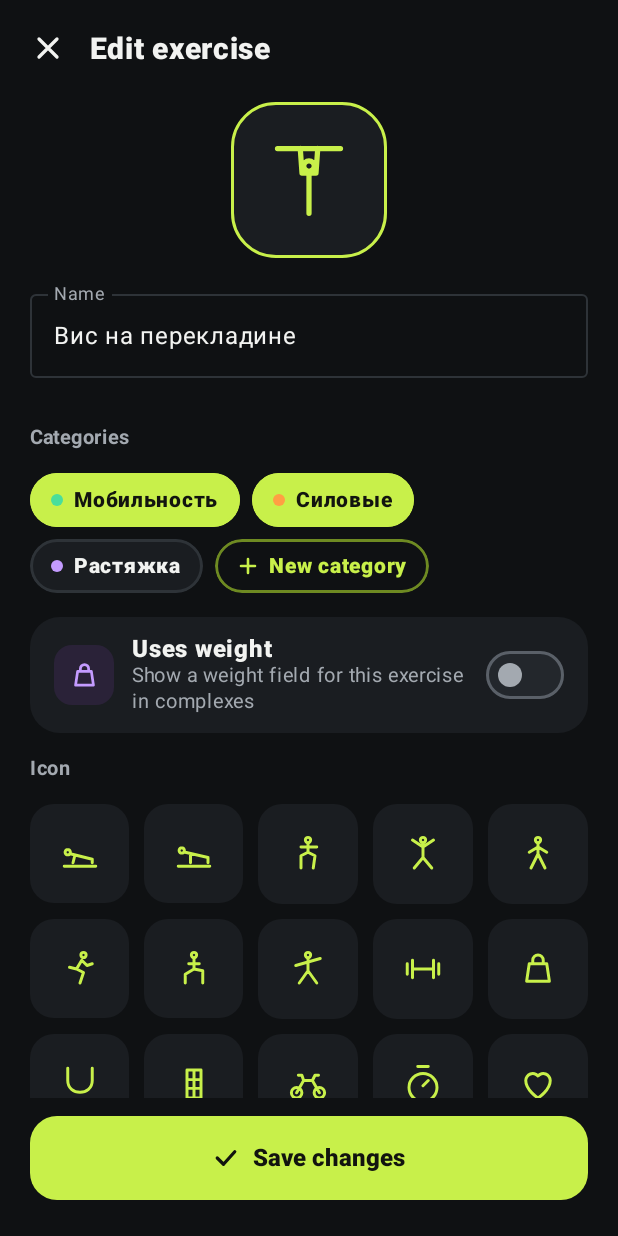
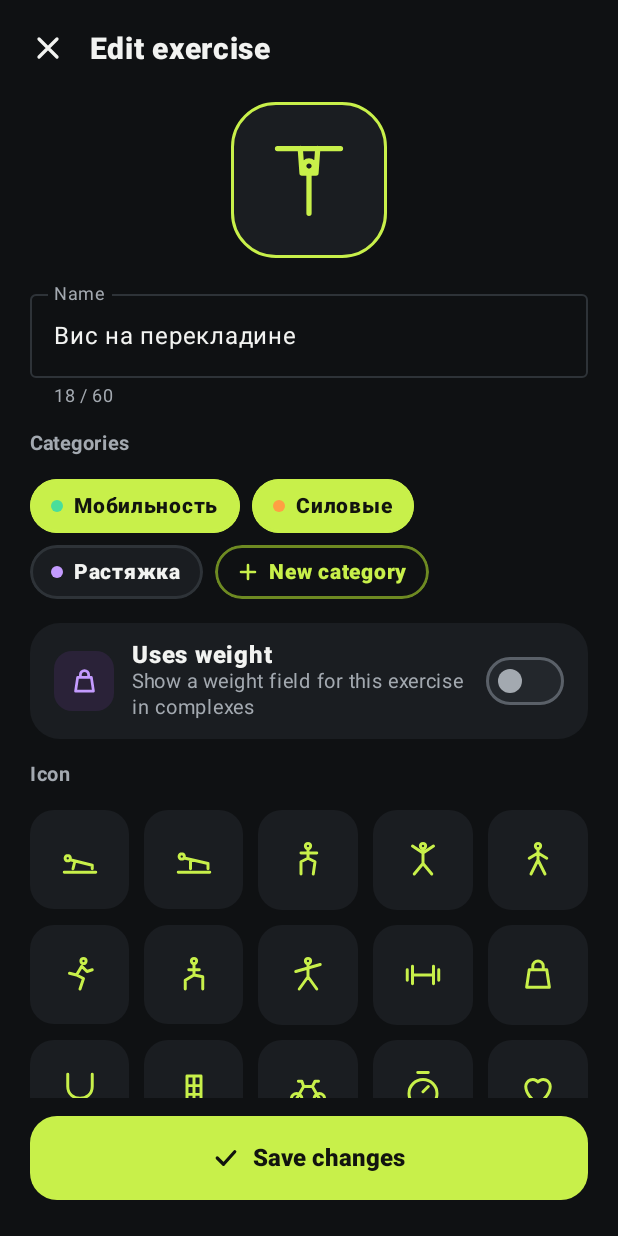
Before and after one commit to anmura/training-timer, an Android app built with Jetpack Compose: the screen it shows after launch (MainActivity), after a tap on "Вис на перекладине", on a phone screen of 412 x 824 dp. Run offline under Robolectric (Android 15) with nearby library versions, the phone set to English and light mode, and no system bars.

Commit message:
Workout: same timer size for every set; exercise names up to 60 characters
The name gets a fixed 3-line block (font shrinks for long names) and the timer
size is worked out from the screen, keeping room for the round ring, weight and
reps controls, so it no longer jumps between exercises.

Co-Authored-By: Claude Opus 5.5 <noreply@anthropic.com>
Claude-Session: https://claude.ai/code/session_01VKJpjF76y6zY4cgfP6iZUP

```diff
--- a/app/src/main/java/com/trainingtimer/app/data/ImportExport.kt
+++ b/app/src/main/java/com/trainingtimer/app/data/ImportExport.kt
@@ -108,9 +108,9 @@ object ImportExport {
                 var catNames: List<String> = emptyList()
                 var usesWeight = false
                 when (entry) {
-                    is String -> name = entry.trim()
+                    is String -> name = entry.trim().take(MAX_EXERCISE_NAME).trim()
                     is JSONObject -> {
-                        name = stringOrEmpty(entry, "name")
+                        name = stringOrEmpty(entry, "name").take(MAX_EXERCISE_NAME).trim()
                         icon = stringOrEmpty(entry, "icon").lowercase().ifEmpty { null }
                         usesWeight = entry.optBoolean("usesWeight", false)
                         val ca = entry.optJSONArray("categories")
@@ -239,7 +239,7 @@ object ImportExport {
         errors: MutableList<String>,
         create: (String) -> Exercise,
     ): Step? {
-        val exName = stringOrEmpty(o, "exercise")
+        val exName = stringOrEmpty(o, "exercise").take(MAX_EXERCISE_NAME).trim()
         if (exName.isEmpty()) {
             errors += "Complex \"$complexName\": an exercise without a name was skipped"
             return null
--- a/app/src/main/java/com/trainingtimer/app/data/Models.kt
+++ b/app/src/main/java/com/trainingtimer/app/data/Models.kt
@@ -64,6 +64,9 @@ fun formatWeight(w: Double, unit: String): String {
 }
 
 const val DEFAULT_REPS = 10
+
+/** Longest exercise name: it must fit the 3-line title on the workout screen. */
+const val MAX_EXERCISE_NAME = 60
 const val MAX_REPS = 999
 
 sealed class ComplexItem {
--- a/app/src/main/java/com/trainingtimer/app/ui/ExerciseEditorScreen.kt
+++ b/app/src/main/java/com/trainingtimer/app/ui/ExerciseEditorScreen.kt
@@ -52,6 +52,7 @@ import androidx.compose.ui.text.input.KeyboardCapitalization
 import androidx.compose.ui.unit.dp
 import androidx.compose.ui.unit.sp
 import com.trainingtimer.app.data.Exercise
+import com.trainingtimer.app.data.MAX_EXERCISE_NAME
 import com.trainingtimer.app.data.ExerciseIcons
 import com.trainingtimer.app.data.Repo
 import com.trainingtimer.app.data.UiIcons
@@ -185,13 +186,16 @@ fun ExerciseEditorScreen(existing: Exercise?, categories: List<Category>, onClos
             OutlinedTextField(
                 value = name,
                 onValueChange = {
-                    name = it
+                    name = it.take(MAX_EXERCISE_NAME)
                     error = null
                 },
                 label = { Text("Name") },
                 singleLine = true,
                 isError = error != null,
-                supportingText = { error?.let { Text(it) } },
+                supportingText = {
+                    val e = error
+                    if (e != null) Text(e) else Text("${name.length} / $MAX_EXERCISE_NAME", color = if (name.length >= MAX_EXERCISE_NAME) C.Orange else C.Muted)
+                },
                 keyboardOptions = KeyboardOptions(capitalization = KeyboardCapitalization.Sentences),
                 colors = OutlinedTextFieldDefaults.colors(
                     focusedBorderColor = C.Lime,
```
Also changed, not shown: app/src/main/java/com/trainingtimer/app/ui/WorkoutScreen.kt (+32 -15 lines).
